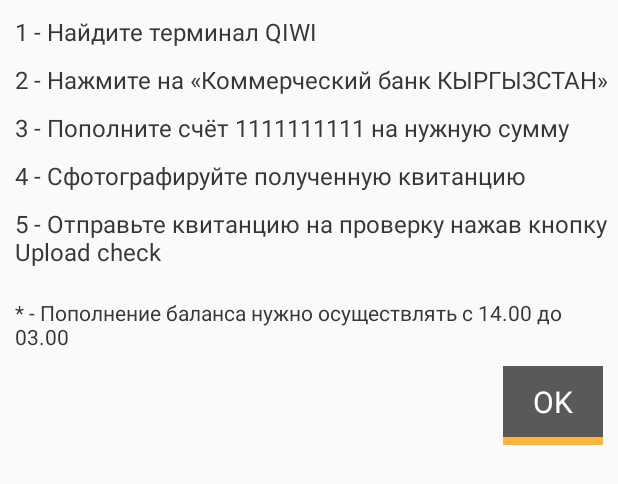
After one commit to Slavcheg2107/TaxiDriverApp, an Android app: the layout replenish_balance_alert.xml on its own in the app's theme, with its tools: preview values and no code run, on a phone screen of 412 x 824 dp. The commit adds this screen. Shown: the top 484 px of the screen. Run offline under Robolectric (Android 15) with nearby library versions, the phone set to English and light mode, and no system bars.

Commit message:
add tutor for replenish balance and notification for update list

```diff
--- a/app/src/main/java/jdroidcoder/ua/taxi_bishkek/activity/OrdersActivity.java
+++ b/app/src/main/java/jdroidcoder/ua/taxi_bishkek/activity/OrdersActivity.java
@@ -158,6 +158,19 @@ public class OrdersActivity extends AppCompatActivity {
             alertDialog.show();
         } else if (item.getItemId() == R.id.uploadCheck) {
             selectCheck();
+        } else if (item.getItemId() == R.id.replenishBalance) {
+            final View view = LayoutInflater.from(this).inflate(R.layout.replenish_balance_alert, null);
+            final AlertDialog alertDialog = new AlertDialog.Builder(this)
+                    .setTitle(getResources().getString(R.string.how_replenish_balance))
+                    .setView(view).create();
+            view.findViewById(R.id.ok_button).setOnClickListener(new View.OnClickListener() {
+                @Override
+                public void onClick(View v) {
+                    alertDialog.dismiss();
+                }
+            });
+
+            alertDialog.show();
         }
         return super.onOptionsItemSelected(item);
     }
--- a/app/src/main/java/jdroidcoder/ua/taxi_bishkek/adapters/OrderAdapter.java
+++ b/app/src/main/java/jdroidcoder/ua/taxi_bishkek/adapters/OrderAdapter.java
@@ -59,7 +59,7 @@ public class OrderAdapter extends BaseAdapter {
             if (OrdersActivity.myLocation == null) {
                 (convertView.findViewById(R.id.distanceTV)).setVisibility(View.GONE);
             }
-            ((TextView) convertView.findViewById(R.id.distanceTV)).setText(String.valueOf(orderDto.getDistance()));
+            ((TextView) convertView.findViewById(R.id.distanceTV)).setText(String.valueOf(orderDto.getDistance())+"m");
             if (isAccept) {
                 convertView.findViewById(R.id.call).setVisibility(View.VISIBLE);
                 convertView.findViewById(R.id.close).setVisibility(View.VISIBLE);
--- a/app/src/main/java/jdroidcoder/ua/taxi_bishkek/fragment/OrderFragment.java
+++ b/app/src/main/java/jdroidcoder/ua/taxi_bishkek/fragment/OrderFragment.java
@@ -3,6 +3,7 @@ package jdroidcoder.ua.taxi_bishkek.fragment;
 import android.content.Intent;
 import android.os.Bundle;
 import android.support.annotation.Nullable;
+import android.support.design.widget.Snackbar;
 import android.support.v4.app.ActivityCompat;
 import android.support.v4.app.Fragment;
 import android.support.v4.widget.SwipeRefreshLayout;
@@ -48,12 +49,15 @@ public class OrderFragment extends Fragment implements AdapterView.OnItemClickLi
     public static boolean isShowMap = false;
     @BindView(R.id.swipeRefreshLayout)
     SwipeRefreshLayout swipeRefreshLayout;
+    private View view;
+    private Snackbar snackbar;
+    private boolean isShowSnackbar = false;
 
     @Nullable
     @Override
     public View onCreateView(LayoutInflater inflater, @Nullable ViewGroup container,
                              @Nullable Bundle savedInstanceState) {
-        View view = inflater.inflate(R.layout.order_list_view, container, false);
+        view = inflater.inflate(R.layout.order_list_view, container, false);
         unbinder = ButterKnife.bind(this, view);
         orderAdapter = new OrderAdapter(getActivity());
         orderListView.setAdapter(orderAdapter);
@@ -71,6 +75,12 @@ public class OrderFragment extends Fragment implements AdapterView.OnItemClickLi
         });
         setHasOptionsMenu(true);
         return view;
+    }
+
+    @Override
+    public void onViewCreated(View view, @Nullable Bundle savedInstanceState) {
+        super.onViewCreated(view, savedInstanceState);
+        snackbar = Snackbar.make(view, "For update list swipe down", Snackbar.LENGTH_INDEFINITE);
     }
 
     @Override
@@ -131,8 +141,14 @@ public class OrderFragment extends Fragment implements AdapterView.OnItemClickLi
         } else {
             orderAdapter.orderDtos = OrderDto.AcceptOreders.getOrders();
         }
-        if(orderAdapter.orderDtos.isEmpty()){
-            EventBus.getDefault().post(new ErrorMessageEvent("For update list swipe down"));
+        if (orderAdapter.orderDtos.isEmpty()) {
+            if (!isShowSnackbar) {
+                snackbar.show();
+                isShowSnackbar = true;
+            }
+        } else {
+            isShowSnackbar = false;
+            snackbar.dismiss();
         }
         orderAdapter.notifyDataSetChanged();
         swipeRefreshLayout.setRefreshing(false);
--- /dev/null
+++ b/app/src/main/res/layout/replenish_balance_alert.xml
@@ -0,0 +1,89 @@
+<?xml version="1.0" encoding="utf-8"?>
+<LinearLayout xmlns:android="http://schemas.android.com/apk/res/android"
+    android:layout_width="match_parent"
+    android:layout_height="match_parent"
+    android:orientation="vertical">
+
+    <TextView
+        android:layout_width="match_parent"
+        android:layout_height="wrap_content"
+        android:layout_marginLeft="10dp"
+        android:layout_marginTop="10dp"
+        android:text="1 - Найдите терминал QIWI"
+        android:textColor="#373737"
+        android:textSize="16sp" />
+
+    <TextView
+        android:layout_width="match_parent"
+        android:layout_height="wrap_content"
+        android:layout_marginLeft="10dp"
+        android:layout_marginTop="10dp"
+        android:text="2 - Нажмите на «Коммерческий банк КЫРГЫЗСТАН»"
+        android:textColor="#373737"
+        android:textSize="16sp" />
+
+    <TextView
+        android:layout_width="match_parent"
+        android:layout_height="wrap_content"
+        android:layout_marginLeft="10dp"
+        android:layout_marginTop="10dp"
+        android:text="3 - Пополните счёт 1111111111 на нужную сумму"
+        android:textColor="#373737"
+        android:textSize="16sp" />
+
+    <TextView
+        android:layout_width="match_parent"
+        android:layout_height="wrap_content"
+        android:layout_marginLeft="10dp"
+        android:layout_marginTop="10dp"
+        android:text="4 - Сфотографируйте полученную квитанцию"
+        android:textColor="#373737"
+        android:textSize="16sp" />
+
+    <TextView
+        android:layout_width="match_parent"
+        android:layout_height="wrap_content"
+        android:layout_marginLeft="10dp"
+        android:layout_marginTop="10dp"
+        android:text="5 - Отправьте квитанцию на проверку нажав кнопку Upload check"
+        android:textColor="#373737"
+        android:textSize="16sp" />
+
+    <TextView
+        android:layout_width="match_parent"
+        android:layout_height="wrap_content"
+        android:layout_marginLeft="10dp"
+        android:layout_marginTop="20dp"
+        android:text="* - Пополнение баланса нужно осуществлять с 14.00 до 03.00"
+        android:textColor="#373737" />
+
+    <LinearLayout
+        android:layout_width="wrap_content"
+        android:layout_height="wrap_content"
+        android:layout_gravity="right|bottom"
+        android:orientation="vertical">
+
+        <TextView
+            android:id="@+id/ok_button"
+            android:layout_width="wrap_content"
+            android:layout_height="wrap_content"
+            android:layout_gravity="right|bottom"
+            android:layout_marginRight="10dp"
+            android:layout_marginTop="10dp"
+            android:background="#595959"
+            android:paddingTop="10dp"
+            android:gravity="center"
+            android:paddingBottom="10dp"
+            android:paddingLeft="20dp"
+            android:paddingRight="20dp"
+            android:text="OK"
+            android:textColor="#ffffff"
+            android:textSize="20sp" />
+
+        <ImageView
+            android:layout_width="match_parent"
+            android:layout_height="5dp"
+            android:layout_marginRight="10dp"
+            android:src="@drawable/line" />
+    </LinearLayout>
+</LinearLayout>
--- a/app/src/main/res/menu/menu.xml
+++ b/app/src/main/res/menu/menu.xml
@@ -14,4 +14,8 @@
     <item
         android:id="@+id/uploadCheck"
         android:title="@string/uploadCheck" />
+
+    <item
+        android:id="@+id/replenishBalance"
+        android:title="@string/how_replenish_balance" />
 </menu>
--- a/app/src/main/res/values/strings.xml
+++ b/app/src/main/res/values/strings.xml
@@ -13,4 +13,5 @@
     <string name="changeNumber">Change number</string>
     <string name="balance">Your balance:</string>
     <string name="uploadCheck">Upload check</string>
+    <string name="how_replenish_balance">How to replenish the balance?</string>
 </resources>
```
